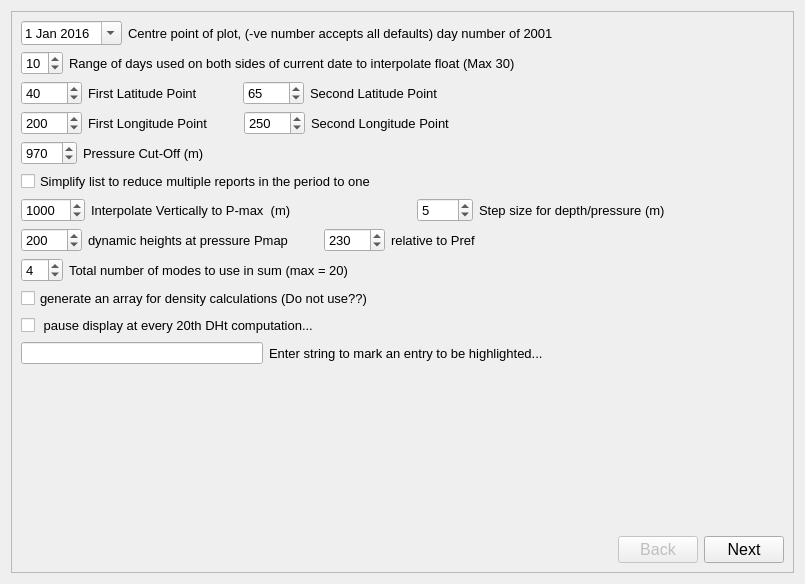
This is ui_Files/circulationapp.ui in CallumColvine/ARGO-Float-Software as Qt 5 draws it before an edit. The edited form follows.
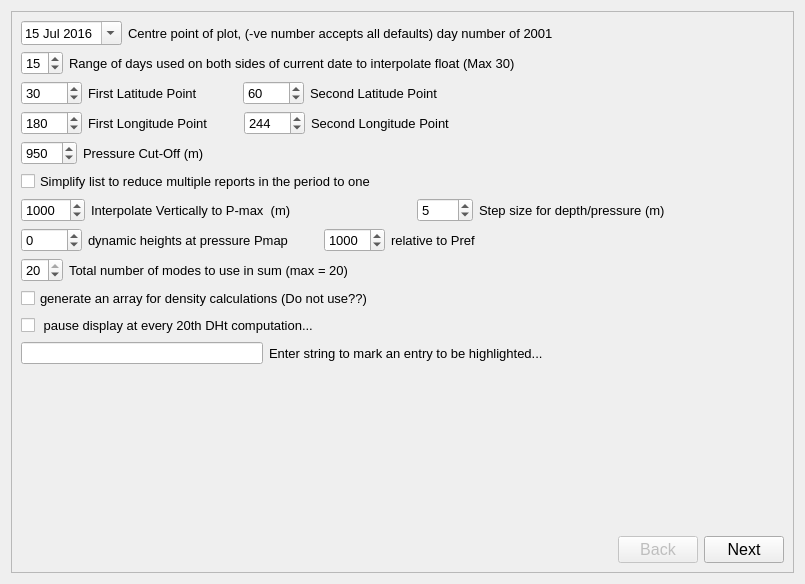
This is the edited form.

What changed in the file:
```diff
--- a/ui_Files/circulationapp.ui
+++ b/ui_Files/circulationapp.ui
@@ -39,8 +39,8 @@
            <property name="date">
             <date>
              <year>2016</year>
-             <month>1</month>
-             <day>1</day>
+             <month>7</month>
+             <day>15</day>
             </date>
            </property>
           </widget>
@@ -88,7 +88,7 @@
             <number>30</number>
            </property>
            <property name="value">
-            <number>10</number>
+            <number>15</number>
            </property>
           </widget>
          </item>
@@ -135,7 +135,7 @@
             <number>9999</number>
            </property>
            <property name="value">
-            <number>40</number>
+            <number>30</number>
            </property>
           </widget>
          </item>
@@ -181,7 +181,7 @@
             <number>9999</number>
            </property>
            <property name="value">
-            <number>65</number>
+            <number>60</number>
            </property>
           </widget>
          </item>
@@ -228,7 +228,7 @@
             <number>9999</number>
            </property>
            <property name="value">
-            <number>200</number>
+            <number>180</number>
            </property>
           </widget>
          </item>
@@ -274,7 +274,7 @@
             <number>9999</number>
            </property>
            <property name="value">
-            <number>250</number>
+            <number>244</number>
            </property>
           </widget>
          </item>
@@ -318,7 +318,7 @@
             <number>2100</number>
            </property>
            <property name="value">
-            <number>970</number>
+            <number>950</number>
            </property>
           </widget>
          </item>
@@ -485,7 +485,7 @@
             <number>9999</number>
            </property>
            <property name="value">
-            <number>200</number>
+            <number>0</number>
            </property>
           </widget>
          </item>
@@ -531,7 +531,7 @@
             <number>9999</number>
            </property>
            <property name="value">
-            <number>230</number>
+            <number>1000</number>
            </property>
           </widget>
          </item>
@@ -575,7 +575,7 @@
             <number>20</number>
            </property>
            <property name="value">
-            <number>4</number>
+            <number>20</number>
            </property>
           </widget>
          </item>
```
